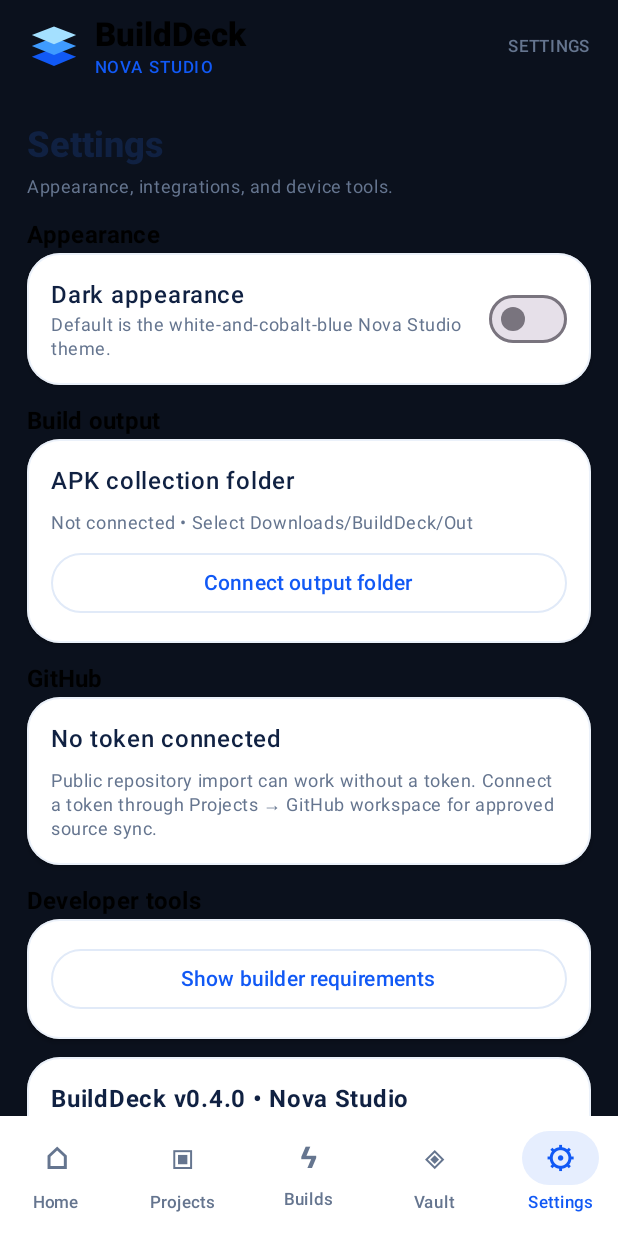
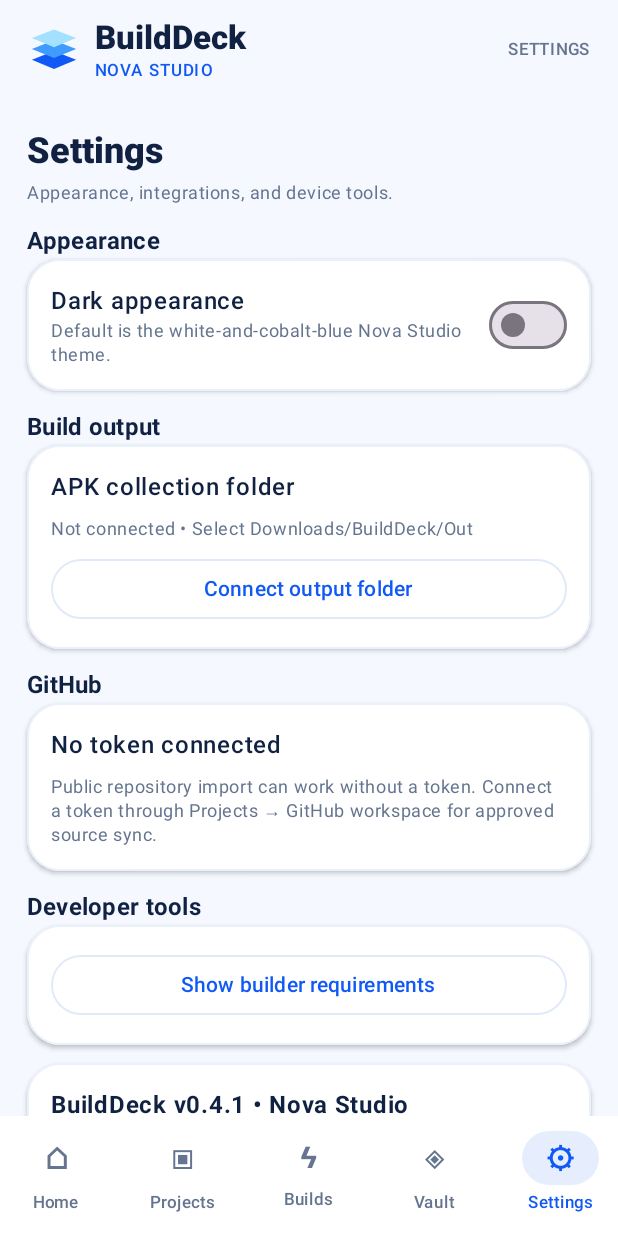
Before and after one commit to luischairez12-ui/BuildDeck, an Android app built with Jetpack Compose: the screen it shows after launch (MainActivity), item 5 of the bottom bar chosen, on a phone screen of 412 x 824 dp. Run offline under Robolectric (Android 15) with nearby library versions, the phone set to English and light mode, and no system bars.

Commit message:
Fix Nova Studio light background, status bar overlap and Android system icon contrast (v0.4.1)

```diff
--- a/app/build.gradle.kts
+++ b/app/build.gradle.kts
@@ -10,8 +10,8 @@ android {
         applicationId = "com.builddeck.mobile"
         minSdk = 29
         targetSdk = 35
-        versionCode = 10
-        versionName = "0.4.0"
+        versionCode = 11
+        versionName = "0.4.1"
     }
     buildTypes {
         release { isMinifyEnabled = false }
--- a/app/src/main/java/com/builddeck/mobile/MainActivity.kt
+++ b/app/src/main/java/com/builddeck/mobile/MainActivity.kt
@@ -30,6 +30,7 @@ import androidx.compose.ui.text.style.TextOverflow
 import androidx.compose.ui.unit.dp
 import androidx.core.content.ContextCompat
 import androidx.core.content.FileProvider
+import androidx.core.view.WindowCompat
 import androidx.lifecycle.Lifecycle
 import androidx.lifecycle.LifecycleEventObserver
 import kotlinx.coroutines.Dispatchers
@@ -59,6 +60,8 @@ class MainActivity : ComponentActivity() {
 
     override fun onCreate(savedInstanceState: Bundle?) {
         super.onCreate(savedInstanceState)
+        // Native edge-to-edge: NovaTopBar applies the status-bar inset itself.
+        WindowCompat.setDecorFitsSystemWindows(window, false)
         incomingApk = sharedApk(intent)
         val store = Store(this)
         setContent {
@@ -308,9 +311,22 @@ fun BuildDeckApp(store: Store, incomingSharedApk: Uri?, onShareHandled: () -> Un
         secondary = NovaBlueDeep
     )
 
+    // Keep Android status/navigation icons readable in either Nova theme.
+    SideEffect {
+        (context as? ComponentActivity)?.let { activity ->
+            WindowCompat.getInsetsController(activity.window, activity.window.decorView).apply {
+                isAppearanceLightStatusBars = !novaDarkMode
+                isAppearanceLightNavigationBars = !novaDarkMode
+            }
+            activity.window.statusBarColor = android.graphics.Color.TRANSPARENT
+            activity.window.navigationBarColor = android.graphics.Color.TRANSPARENT
+            activity.window.isNavigationBarContrastEnforced = false
+        }
+    }
+
     MaterialTheme(colorScheme = colors) {
         Scaffold(
-            containerColor = Night,
+            containerColor = MaterialTheme.colorScheme.background,
             topBar = {
                 NovaTopBar(section, projects.firstOrNull { it.id == selectedId }) {
                     if (editorPath != null) editorPath = null
--- a/app/src/main/java/com/builddeck/mobile/NovaBuildVaultSettings.kt
+++ b/app/src/main/java/com/builddeck/mobile/NovaBuildVaultSettings.kt
@@ -265,9 +265,9 @@ internal fun NovaSettings(
         }
         item {
             NovaCard {
-                Text("BuildDeck v0.4.0 • Nova Studio",
+                Text("BuildDeck v0.4.1 • Nova Studio",
                     fontWeight = FontWeight.Bold)
-                NovaHint("New dashboard, workspace, build console, Vault, and a light/dark appearance toggle. GitHub review, local builds, and archived projects remain available.")
+                NovaHint("Color and system-bar visibility corrected: pearl-white background, deep navy text, cobalt accents, and readable status icons. Your projects and build data remain unchanged.")
                 NovaHint("Remote ChatGPT phone access is not enabled.")
             }
         }
--- a/app/src/main/java/com/builddeck/mobile/NovaDesign.kt
+++ b/app/src/main/java/com/builddeck/mobile/NovaDesign.kt
@@ -163,8 +163,13 @@ internal fun NovaBanner(project: Project, link: RepoLink?, onClick: () -> Unit)
 
 @Composable
 internal fun NovaTopBar(section: String, project: Project?, onBack: () -> Unit) {
-    Row(Modifier.fillMaxWidth().padding(horizontal = 18.dp, vertical = 9.dp),
-        verticalAlignment = Alignment.CenterVertically) {
+    Row(
+        Modifier.fillMaxWidth()
+            .background(MaterialTheme.colorScheme.background)
+            .statusBarsPadding()
+            .padding(horizontal = 18.dp, vertical = 11.dp),
+        verticalAlignment = Alignment.CenterVertically
+    ) {
         if (project == null) NovaLogo(size = 36.dp)
         else TextButton(onClick = onBack) { Text("‹", color = NovaBlue, fontSize = 26.sp) }
         Spacer(Modifier.width(9.dp))
```
Also changed, not shown: 1 other file.
